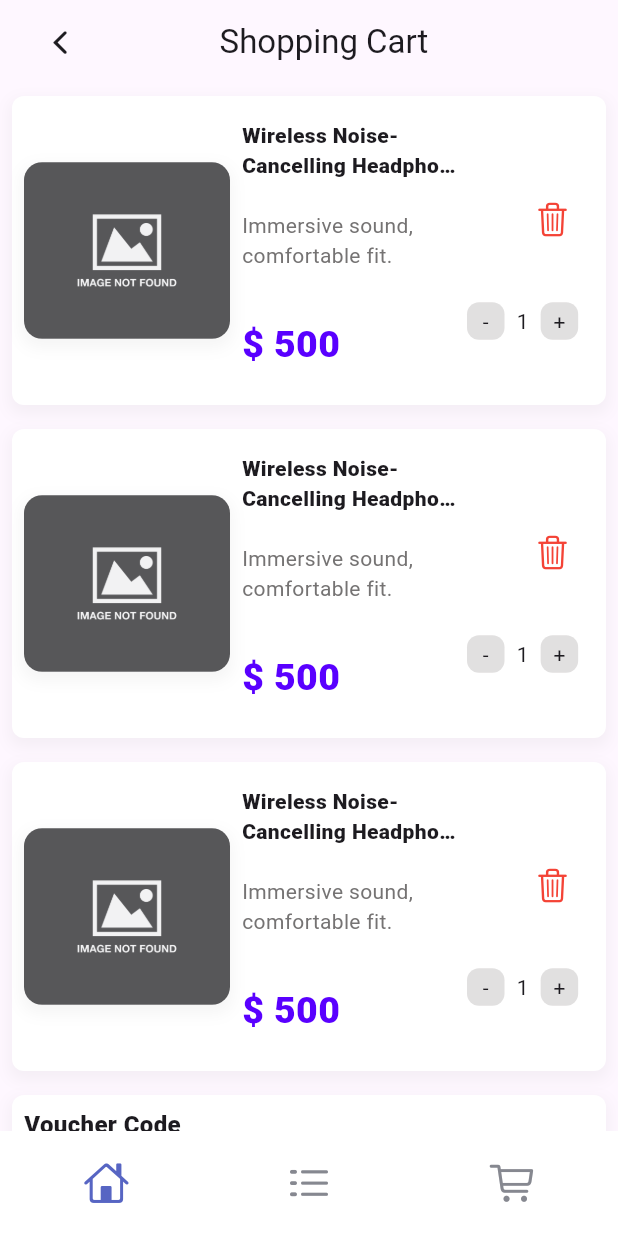
After one commit to saeidjeddi/shopui-app, a Flutter app: the screen it shows after launch, item 3 of the bottom bar chosen, on a phone screen of 412 x 824 dp. The commit adds this screen. Run offline on Flutter 3.47's test engine with Material 3 defaults, Android fonts, the phone set to English and light mode, and no system bars; our stand-ins replace get.

Commit message:
update ui

```diff
--- a/lib/components/widgets.dart
+++ b/lib/components/widgets.dart
@@ -1,6 +1,7 @@
 import 'package:flutter/cupertino.dart';
 import 'package:flutter/material.dart';
 import 'package:get/get.dart';
+import 'package:shopme/views/cart/cart.dart';
 import 'package:shopme/views/category/categories.dart';
 import 'package:shopme/views/home/main_screen.dart';
 
@@ -49,7 +50,12 @@ class BottomNavigationBarCustom extends StatelessWidget {
                 onTap: () {
                   Get.to(() => HomeScreen());
                 },
-                child: Icon(CupertinoIcons.home, size: 30, color: Color(0xFF5765C3))),
+                child: Icon(
+                  CupertinoIcons.home,
+                  size: 30,
+                  color: Color(0xFF5765C3),
+                ),
+              ),
               InkWell(
                 onTap: () {
                   Get.to(() => Categories());
@@ -60,7 +66,16 @@ class BottomNavigationBarCustom extends StatelessWidget {
                   color: Color(0xFF868890),
                 ),
               ),
-              Icon(CupertinoIcons.cart, size: 30, color: Color(0xFF868890)),
+              InkWell(
+                onTap: () {
+                  Get.to(() => CartScreen());
+                },
+                child: Icon(
+                  CupertinoIcons.cart,
+                  size: 30,
+                  color: Color(0xFF868890),
+                ),
+              ),
             ],
           ),
         ),
--- /dev/null
+++ b/lib/views/cart/cart.dart
@@ -0,0 +1,404 @@
+import 'package:flutter/cupertino.dart';
+import 'package:flutter/material.dart';
+import 'package:get/get.dart';
+import 'package:shopme/components/const_image.dart';
+import 'package:shopme/components/widgets.dart';
+
+class CartScreen extends StatelessWidget {
+  const CartScreen({super.key});
+
+  @override
+  Widget build(BuildContext context) {
+    return Scaffold(
+      appBar: AppBar(
+        automaticallyImplyLeading: false,
+        title: Row(
+          children: [
+            IconButton(
+              icon: const Icon(CupertinoIcons.back),
+              onPressed: () {
+                Get.back();
+              },
+            ),
+            SizedBox(width: Get.width / 5),
+            const Text('Shopping Cart'),
+          ],
+        ),
+      ),
+      body: SafeArea(
+        child: SingleChildScrollView(
+          child: Column(
+            children: [
+              ListView.builder(
+                shrinkWrap: true,
+                physics: const ClampingScrollPhysics(),
+                itemCount: 3,
+                itemBuilder: (context, index) {
+                  return Padding(
+                    padding: const EdgeInsets.all(8.0),
+                    child: Container(
+                      width: Get.width,
+                      height: Get.height / 4,
+                      decoration: BoxDecoration(
+                        color: const Color.fromARGB(255, 255, 255, 255),
+
+                        boxShadow: [
+                          BoxShadow(
+                            color: Colors.grey.withOpacity(0.1),
+                            blurRadius: 8,
+                            spreadRadius: 2,
+                            offset: const Offset(0, 4),
+                          ),
+                        ],
+                        borderRadius: BorderRadius.all(Radius.circular(8)),
+                      ),
+                      child: Row(
+                        children: [
+                          Padding(
+                            padding: const EdgeInsets.all(8.0),
+                            child: Column(
+                              crossAxisAlignment: CrossAxisAlignment.center,
+                              mainAxisAlignment: MainAxisAlignment.center,
+                              children: [
+                                Container(
+                                  width: Get.width / 3,
+                                  height: Get.height / 7,
+
+                                  decoration: BoxDecoration(
+                                    borderRadius: BorderRadius.circular(12),
+                                    color: Colors.white,
+
+                                    image: DecorationImage(
+                                      image: AssetImage(ConstImage.imagenon),
+                                      fit: BoxFit.cover,
+                                    ),
+                                    boxShadow: [
+                                      BoxShadow(
+                                        color: Colors.grey.withOpacity(0.1),
+                                        blurRadius: 8,
+                                        spreadRadius: 2,
+                                        offset: const Offset(0, 4),
+                                      ),
+                                    ],
+                                  ),
+                                ),
+                              ],
+                            ),
+                          ),
+
+                          Column(
+                            children: [
+                              Padding(
+                                padding: const EdgeInsets.only(top: 16),
+                                child: SizedBox(
+                                  width: 150,
+                                  height: 60,
+                                  child: Text(
+                                    'Wireless Noise-Cancelling Headphones',
+                                    overflow: TextOverflow.ellipsis,
+                                    maxLines: 2,
+                                    style: TextStyle(
+                                      fontWeight: FontWeight.w900,
+                                    ),
+                                  ),
+                                ),
+                              ),
+
+                              SizedBox(
+                                width: 150,
+                                height: 40,
+
+                                child: Text(
+                                  'Immersive sound, comfortable fit.',
+                                  maxLines: 2,
+                                  overflow: TextOverflow.ellipsis,
+                                  style: TextStyle(
+                                    color: const Color.fromARGB(
+                                      255,
+                                      117,
+                                      115,
+                                      115,
+                                    ),
+                                  ),
+                                ),
+                              ),
+
+                              SizedBox(height: 32),
+                              SizedBox(
+                                width: 150,
+                                height: 40,
+
+                                child: Text(
+                                  '\$ 500',
+                                  maxLines: 2,
+                                  overflow: TextOverflow.ellipsis,
+                                  style: TextStyle(
+                                    color: const Color.fromARGB(
+                                      255,
+                                      89,
+                                      0,
+                                      255,
+                                    ),
+                                    fontWeight: FontWeight.w800,
+
+                                    fontSize: 25,
+                                  ),
+                                ),
+                              ),
+                            ],
+                          ),
+
+                          Column(
+                            children: [
+                              SizedBox(height: 70),
+                              Padding(
+                                padding: const EdgeInsets.only(left: 40),
+                                child: Icon(
+                                  CupertinoIcons.delete,
+                                  color: Colors.red,
+                                ),
+                              ),
+
+                              Expanded(
+                                child: Row(
+                                  children: [
+                                    Container(
+                                      width: 25,
+                                      height: 25,
+                                      decoration: BoxDecoration(
+                                        color: const Color.fromARGB(
+                                          60,
+                                          128,
+                                          122,
+                                          122,
+                                        ),
+                                        borderRadius: BorderRadius.circular(8),
+                                      ),
+                                      child: Center(child: Text('-')),
+                                    ),
+                                    SizedBox(width: 8),
+
+                                    Text('1'),
+
+                                    SizedBox(width: 8),
+                                    Container(
+                                      width: 25,
+                                      height: 25,
+                                      decoration: BoxDecoration(
+                                        color: const Color.fromARGB(
+                                          60,
+                                          128,
+                                          122,
+                                          122,
+                                        ),
+                                        borderRadius: BorderRadius.circular(8),
+                                      ),
+                                      child: Center(child: Text('+')),
+                                    ),
+                                  ],
+                                ),
+                              ),
+                            ],
+                          ),
+                        ],
+                      ),
+                    ),
+                  );
+                },
+              ),
+
+              Padding(
+                padding: const EdgeInsets.all(8.0),
+                child: Container(
+                  width: Get.width,
+                  height: Get.height / 6,
+
+                  decoration: BoxDecoration(
+                    color: const Color.fromARGB(255, 255, 255, 255),
+
+                    borderRadius: BorderRadius.circular(8),
+
+                    boxShadow: [
+                      BoxShadow(
+                        color: Colors.grey.withOpacity(0.1),
+                        blurRadius: 8,
+                        spreadRadius: 2,
+                        offset: const Offset(0, 4),
+                      ),
+                    ],
+                  ),
+                  child: Column(
+                    crossAxisAlignment: CrossAxisAlignment.start,
+                    children: [
+                      Padding(
+                        padding: const EdgeInsets.all(8.0),
+                        child: Text(
+                          'Voucher Code',
+                          style: TextStyle(
+                            fontWeight: FontWeight.w800,
+                            fontSize: 16,
+                          ),
+                        ),
+                      ),
+                      Padding(
+                        padding: const EdgeInsets.all(8.0),
+                        child: Row(
+                          children: [
+                            Container(
+                              width: Get.width / 1.5,
+                              padding: const EdgeInsets.symmetric(
+                                horizontal: 12,
+                              ),
+                              decoration: BoxDecoration(
+                                color: Colors.grey.shade100,
+                                borderRadius: BorderRadius.circular(12),
+                                border: Border.all(color: Colors.grey.shade200),
+                              ),
+                              child: const TextField(
+                                decoration: InputDecoration(
+                                  hintText: 'Enter voucher code ',
+                                  hintStyle: TextStyle(color: Colors.grey),
+                                  border: InputBorder.none,
+                                ),
+                              ),
+                            ),
+
+                            SizedBox(width: 12),
+                            ElevatedButton(
+                              onPressed: () {},
+                              style: ElevatedButton.styleFrom(
+                                backgroundColor: const Color.fromARGB(
+                                  255,
+                                  121,
+                                  165,
+                                  240,
+                                ),
+                                foregroundColor: Colors.white,
+                                padding: EdgeInsets.symmetric(
+                                  vertical: 14,
+                                  horizontal: 24,
+                                ),
+                                shape: RoundedRectangleBorder(
+                                  borderRadius: BorderRadius.circular(8),
+                                ),
+                              ),
+                              child: Text('Apply'),
+                            ),
+                          ],
+                        ),
+                      ),
+                    ],
+                  ),
+                ),
+              ),
+
+              Padding(
+                padding: const EdgeInsets.all(8.0),
+                child: Container(
+                  width: Get.width,
+                  height: Get.height / 3.5,
+                  decoration: BoxDecoration(
+                    borderRadius: BorderRadius.circular(16),
+                    color: const Color.fromARGB(255, 255, 255, 255),
+
+                    boxShadow: [
+                      BoxShadow(
+                        color: Colors.grey.withOpacity(0.1),
+                        blurRadius: 8,
+                        spreadRadius: 2,
+                        offset: const Offset(0, 4),
+                      ),
+                    ],
+                  ),
+
+                  child: Column(
+                    children: [
+                      Padding(
+                        padding: const EdgeInsets.fromLTRB(32, 32, 32, 0),
+                        child: Row(
+                          mainAxisAlignment: MainAxisAlignment.spaceBetween,
+                          children: [Text('Subtotal'), Text('\$489.96')],
+                        ),
+                      ),
+
+                      Padding(
+                        padding: const EdgeInsets.fromLTRB(32, 16, 32, 0),
+                        child: Row(
+                          mainAxisAlignment: MainAxisAlignment.spaceBetween,
+                          children: [Text('Shipping'), Text('\$489.96')],
+                        ),
+                      ),
+
+                      Padding(
+                        padding: const EdgeInsets.fromLTRB(32, 16, 32, 0),
+                        child: Row(
+                          mainAxisAlignment: MainAxisAlignment.spaceBetween,
+                          children: [Text('Estimated Tax'), Text('\$39.20')],
+                        ),
+                      ),
+
+                      Padding(
+                        padding: const EdgeInsets.fromLTRB(32, 8, 32, 8),
+                        child: Divider(
+                          color: const Color.fromARGB(255, 119, 115, 115),
+                        ),
+                      ),
+
+                      Padding(
+                        padding: const EdgeInsets.fromLTRB(32, 32, 32, 0),
+                        child: Row(
+                          mainAxisAlignment: MainAxisAlignment.spaceBetween,
+                          children: [
+                            Text(
+                              'Total',
+                              style: TextStyle(
+                                fontWeight: FontWeight.w900,
+                                fontSize: 25,
+                              ),
+                            ),
+
+                            Text(
+                              '\$534.16',
+                              style: TextStyle(
+                                color: Colors.blue,
+                                fontWeight: FontWeight.w900,
+                                fontSize: 20,
+                              ),
+                            ),
+                          ],
+                        ),
+                      ),
+                    ],
+                  ),
+                ),
+              ),
+
+              //======================
+              ElevatedButton(
+                onPressed: () {},
+                style: ElevatedButton.styleFrom(
+                  backgroundColor: const Color.fromARGB(255, 0, 94, 255),
+                  foregroundColor: Colors.white,
+                  padding: EdgeInsets.symmetric(vertical: Get.height / 50, horizontal: Get.width / 3.6),
+                  shape: RoundedRectangleBorder(
+                    borderRadius: BorderRadius.circular(8),
+                  ),
+                ),
+                child: Text('Proceed to Checkout'),
+              ),
+
+
+SizedBox(height: 16,)
+
+
+
+
+            ],
+          ),
+        ),
+      ),
+
+      bottomNavigationBar: BottomNavigationBarCustom(),
+    );
+  }
+}
--- a/lib/views/category/categories.dart
+++ b/lib/views/category/categories.dart
@@ -12,6 +12,8 @@ class Categories extends StatelessWidget {
   Widget build(BuildContext context) {
     return Scaffold(
       appBar: AppBar(
+        automaticallyImplyLeading: false,
+
         title: Row(
           mainAxisAlignment: MainAxisAlignment.end,
           children: [
--- a/lib/views/home/main_screen.dart
+++ b/lib/views/home/main_screen.dart
@@ -3,6 +3,7 @@ import 'package:flutter/material.dart';
 import 'package:get/get.dart';
 import 'package:shopme/components/const_image.dart';
 import 'package:shopme/components/widgets.dart';
+import 'package:shopme/views/cart/cart.dart';
 
 class HomeScreen extends StatelessWidget {
   const HomeScreen({super.key});
@@ -370,7 +371,9 @@ class HomeScreen extends StatelessWidget {
                                 width: 200,
                                 height: 60,
                                 child: ElevatedButton(
-                                  onPressed: () {},
+                                  onPressed: () {
+                                    Get.to(() => CartScreen());
+                                  },
                                   style: ElevatedButton.styleFrom(
                                     backgroundColor: Colors.blueAccent,
                                     foregroundColor: Colors.white,
@@ -401,13 +404,12 @@ class HomeScreen extends StatelessWidget {
                       itemCount: 4,
                       shrinkWrap: true,
                       physics: const ClampingScrollPhysics(),
-                      gridDelegate:
-                          SliverGridDelegateWithFixedCrossAxisCount(
-                            crossAxisCount: 2,
-                            crossAxisSpacing: 8,
-                            mainAxisSpacing: 8,
-                            childAspectRatio: Get.height / 1200,
-                          ),
+                      gridDelegate: SliverGridDelegateWithFixedCrossAxisCount(
+                        crossAxisCount: 2,
+                        crossAxisSpacing: 8,
+                        mainAxisSpacing: 8,
+                        childAspectRatio: Get.height / 1200,
+                      ),
                       itemBuilder: (context, index) {
                         return Container(
                           decoration: BoxDecoration(
```
